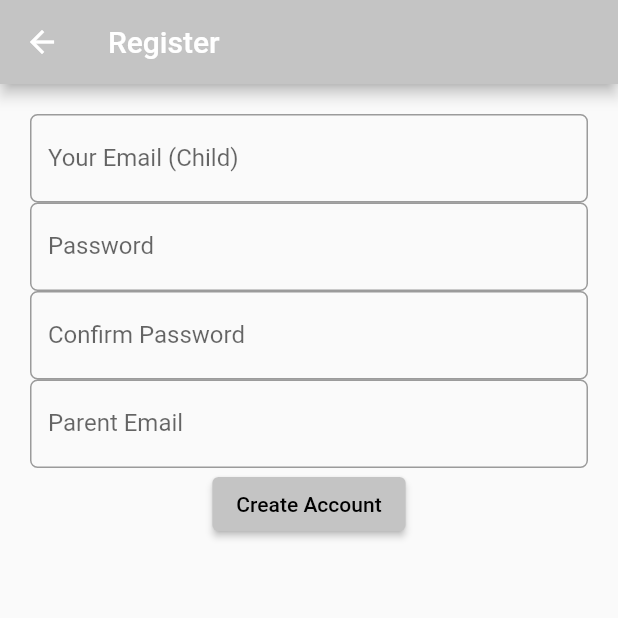
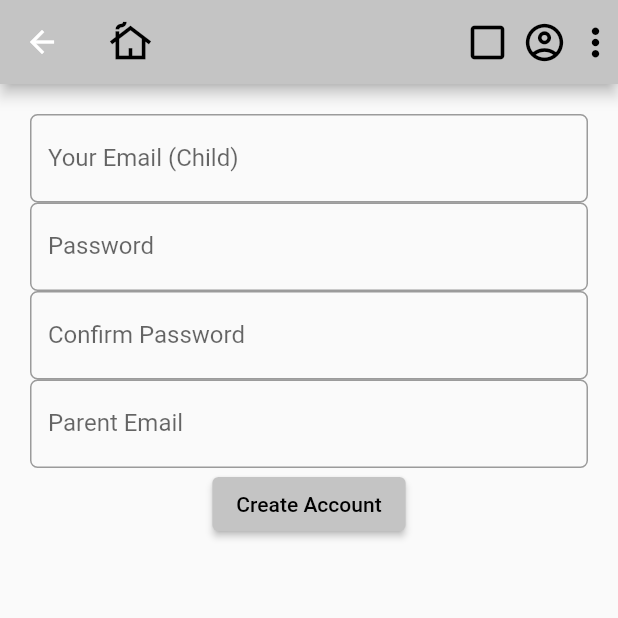
Before and after one commit to leomatt547/mosaik-frontend, a Flutter app: the RegisterPage screen opened directly, on a phone screen of 412 x 824 dp, the top half of it. Run offline on Flutter 3.47's test engine with Material 2 defaults, Android fonts, the phone set to English and light mode, and no system bars.

Commit message:
add icons

```diff
--- a/lib/screen/register.dart
+++ b/lib/screen/register.dart
@@ -8,7 +8,36 @@ class RegisterPage extends StatelessWidget {
   Widget build(BuildContext context) {
     return Scaffold(
       appBar: AppBar(
-        title: const Text('Register'),
+        title: const Icon(
+          Icons.cottage_outlined,
+          size: 30,
+          color: Colors.black,
+        ),
+        actions: const <Widget>[
+          Padding(
+            padding: EdgeInsets.all(4),
+            child: Icon(
+              Icons.check_box_outline_blank_outlined,
+              size: 30,
+              color: Colors.black,
+            ),
+          ),
+          Padding(
+            padding: EdgeInsets.all(4),
+            child: Icon(
+              Icons.account_circle_outlined,
+              size: 30,
+              color: Colors.black,
+            ),
+          ),
+          Padding(
+              padding: EdgeInsets.all(0),
+              child: Icon(
+                Icons.more_vert,
+                size: 30,
+                color: Colors.black,
+              )),
+        ],
         backgroundColor: const Color.fromARGB(255, 196, 196, 196),
       ),
       body: Center(
```
